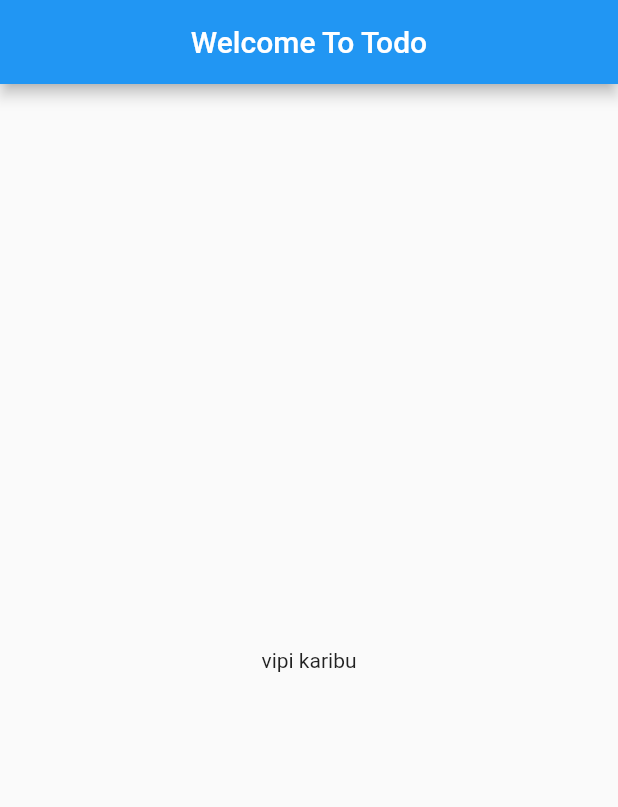
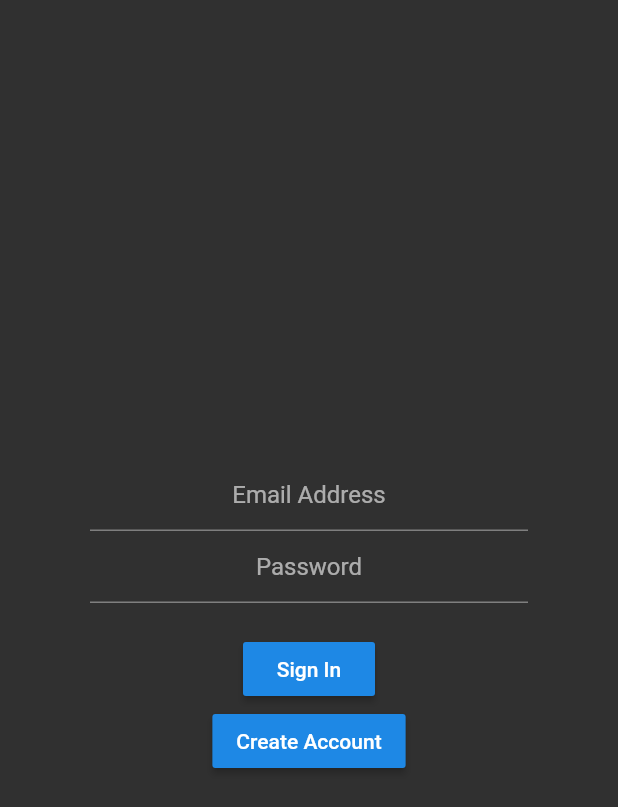
Before and after one commit to felixivance/My-Todo-App, a Flutter app: the screen it shows after launch, on a phone screen of 412 x 824 dp. Shown: the top 807 px of the screen. Run offline on Flutter 3.47's test engine with Material 2 defaults, Android fonts, the phone set to English and light mode, and no system bars; our stand-ins replace cloud_firestore, firebase_auth, firebase_core; accounts and stored records are empty.

Commit message:
updated basic login and logout

```diff
--- a/lib/main.dart
+++ b/lib/main.dart
@@ -1,40 +1,87 @@
+import 'package:cloud_firestore/cloud_firestore.dart';
+import 'package:firebase_auth/firebase_auth.dart';
 import 'package:flutter/material.dart';
 
+// Import the firebase_core plugin
+import 'package:firebase_core/firebase_core.dart';
+import 'package:todo_app/services/auth.dart';
+
+import 'screens/home.dart';
+import 'screens/login.dart';
+
 void main() {
-  runApp(MyApp());
+  runApp(App());
 }
 
-class MyApp extends StatelessWidget {
-  // This widget is the root of your application.
+class App extends StatelessWidget {
+  // Create the initialization Future outside of `build`:
+  //firebase https://firebase.flutter.dev/docs/overview
   @override
   Widget build(BuildContext context) {
     return MaterialApp(
-      title: 'Todo App',
-      theme: ThemeData(
-        // This is the theme of your application.
-        //
-        // Try running your application with "flutter run". You'll see the
-        // application has a blue toolbar. Then, without quitting the app, try
-        // changing the primarySwatch below to Colors.green and then invoke
-        // "hot reload" (press "r" in the console where you ran "flutter run",
-        // or simply save your changes to "hot reload" in a Flutter IDE).
-        // Notice that the counter didn't reset back to zero; the application
-        // is not restarted.
-        primarySwatch: Colors.blue,
-        // This makes the visual density adapt to the platform that you run
-        // the app on. For desktop platforms, the controls will be smaller and
-        // closer together (more dense) than on mobile platforms.
-        visualDensity: VisualDensity.adaptivePlatformDensity,
-      ),
-      home: Scaffold(
-        appBar: AppBar(
-          centerTitle: true,
-          title: const Text('Welcome To Todo'),
-        ),
-        body: const Center(
-          child: Text("vipi karibu"),
-        ),
-      ),
+      theme: ThemeData.dark(),
+      home: FutureBuilder(
+        // Initialize FlutterFire:
+        future: Firebase.initializeApp(),
+        builder: (context, snapshot) {
+          // Check for errors
+          if (snapshot.hasError) {
+            return Scaffold(
+              body: Center(
+                child: Text(snapshot.error.toString()),
+              ),
+            );
+          }
+
+          // Once complete, show your application
+          if (snapshot.connectionState == ConnectionState.done) {
+            return Root();
+          }
+
+          // Otherwise, show something whilst waiting for initialization to complete
+          return Scaffold(
+            body: Center(
+              child: Text("Loading..."),
+            ),
+          );
+        },
+      )
     );
   }
 }
+
+class Root extends StatefulWidget {
+  @override
+  _RootState createState() => _RootState();
+}
+
+class _RootState extends State<Root> {
+
+  final FirebaseAuth _auth = FirebaseAuth.instance;
+  final FirebaseFirestore _firestore = FirebaseFirestore.instance;
+
+
+  @override
+  Widget build(BuildContext context) {
+    return StreamBuilder(
+      stream: Auth(auth: _auth).user,
+      builder: (BuildContext context, AsyncSnapshot<User> snapshot) {
+        if(snapshot.connectionState == ConnectionState.active){
+          if(snapshot.data?.uid == null){
+            //login screen
+            return Login(auth:_auth, firestore:_firestore);
+          }else{
+            //home screen
+            return Home(auth:_auth,firestore:_firestore);
+          }
+        }else{
+          return Scaffold(
+            body: Center(
+              child: Text("Loading..."),
+            ),
+          );
+        }
+      }, //Auth stream
+    );
+  }
+}
--- /dev/null
+++ b/lib/screens/login.dart
@@ -0,0 +1,91 @@
+import 'package:cloud_firestore/cloud_firestore.dart';
+import 'package:firebase_auth/firebase_auth.dart';
+import 'package:flutter/material.dart';
+import 'package:todo_app/services/auth.dart';
+
+class Login extends StatefulWidget {
+  final FirebaseAuth auth;
+  final FirebaseFirestore firestore;
+
+  const Login({
+      Key key,
+    @required this.auth,
+    @required this.firestore
+  }):super(key:key) ;
+
+  @override
+  _LoginState createState() => _LoginState();
+}
+
+class _LoginState extends State<Login> {
+  final TextEditingController _emailController = TextEditingController();
+  final TextEditingController _passwordController = TextEditingController();
+
+  @override
+  Widget build(BuildContext context) {
+    return Scaffold(
+      body: Center(
+        child: Padding(
+          padding: const EdgeInsets.all(60.0),
+          child: Builder(builder: (BuildContext context){
+            return Column(
+              mainAxisAlignment: MainAxisAlignment.center,
+              children: <Widget>[
+                TextFormField(
+                  textAlign: TextAlign.center,
+                  decoration: const InputDecoration(hintText: "Email Address"),
+                  controller: _emailController,
+                ),
+                TextFormField(
+                  textAlign: TextAlign.center,
+                  decoration: const InputDecoration(hintText: "Password"),
+                  controller: _passwordController,
+                ),
+                const SizedBox(
+                  height: 20,
+                ),
+                RaisedButton(
+                  onPressed: () async{
+                      final String retVal = await Auth(auth:widget.auth)
+                          .signIn(email: _emailController.text, password: _passwordController.text);
+
+                      if(retVal == "Success"){
+                        _emailController.clear();
+                        _passwordController.clear();
+                      }else{
+                        Scaffold.of(context).showSnackBar(
+                          SnackBar(
+                            content: Text(retVal),
+                          )
+                        );
+                      }
+
+                  },
+                  child: const Text("Sign In"),
+                ),
+                RaisedButton(
+                  onPressed: () async{
+                    final String retVal = await Auth(auth:widget.auth)
+                        .createAccount(email: _emailController.text, password: _passwordController.text);
+
+                    if(retVal == "Success"){
+                      _emailController.clear();
+                      _passwordController.clear();
+                    }else{
+                      Scaffold.of(context).showSnackBar(
+                          SnackBar(
+                            content: Text(retVal),
+                          )
+                      );
+                    }
+                  },
+                  child: const Text("Create Account"),
+                )
+              ],
+            );
+          },),
+        ),
+      ),
+    );
+  }
+}
```
Also changed, not shown: lib/screens/home.dart (added, +38 -0 lines), lib/services/auth.dart (added, +51 -0 lines), 5 other files.
